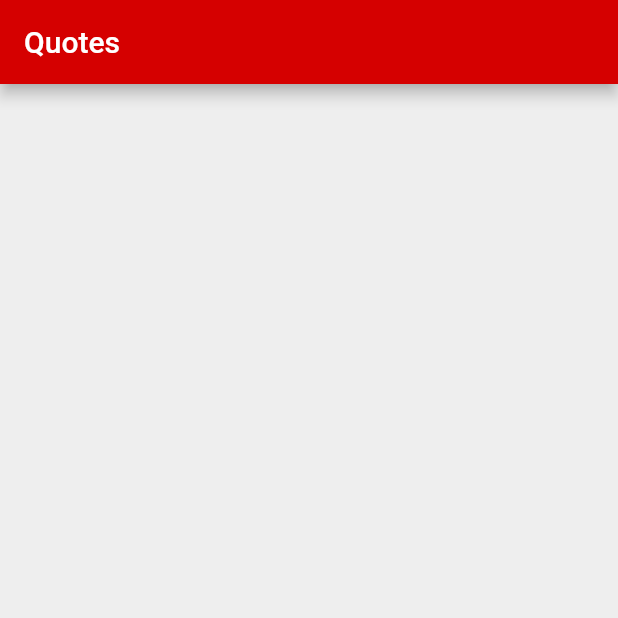
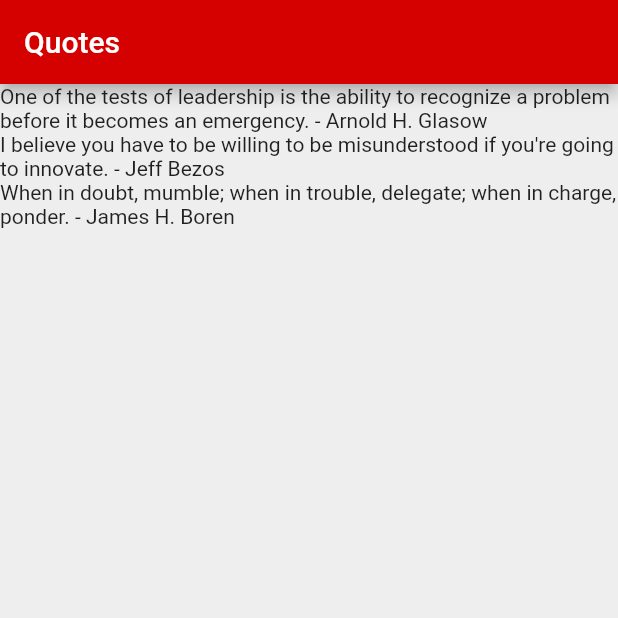
Before and after one commit to Khedubaba/quotes_app, a Flutter app: the screen it shows after launch, on a phone screen of 412 x 824 dp, the top half of it. Run offline on Flutter 3.47's test engine with Material 2 defaults, Android fonts, the phone set to English and light mode, and no system bars.

Commit message:
quote class created
Signed-off-by: khedubaba <adityakhedekar49@gmail.com>

```diff
--- a/lib/main.dart
+++ b/lib/main.dart
@@ -1,4 +1,5 @@
 import 'package:flutter/material.dart';
+import 'quote.dart';
 
 void main() {
   runApp(MaterialApp(
@@ -14,10 +15,14 @@ class QuoteList extends StatefulWidget {
 
 class _QuoteListState extends State<QuoteList> {
 
-  List<String> quotes = [
-    "Success is not final; failure is not fatal: It is the courage to continue that counts.",
-    "The road to success and the road to failure are almost exactly the same.",
-    "I believe you have to be willing to be misunderstood if you're going to innovate."
+  List<Quote> quotes = [
+    Quote(text: "One of the tests of leadership is the ability to recognize a problem before it becomes an emergency.",
+        author: "Arnold H. Glasow"),
+    Quote(text: "I believe you have to be willing to be misunderstood if you're going to innovate.",
+        author: "Jeff Bezos"),
+    Quote(text: "When in doubt, mumble; when in trouble, delegate; when in charge, ponder.",
+        author: "James H. Boren"),
+
   ];
 
   @override
@@ -30,9 +35,7 @@ class _QuoteListState extends State<QuoteList> {
         centerTitle: false,
       ),
       body: Column(
-        children: <Widget>[
-
-        ],
+        children: quotes.map((quote) => Text("${quote.text} - ${quote.author}")).toList(),
       ),
     );
   }
--- /dev/null
+++ b/lib/quote.dart
@@ -0,0 +1,8 @@
+class Quote {
+
+  String text;
+  String author;
+
+  Quote({this.text, this.author});
+
+}
```
